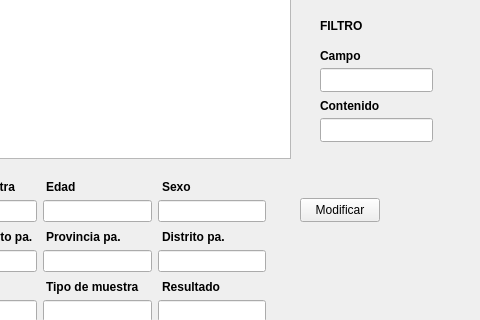
Mario-Chura/TO_Tabajo_Final_Grupo6_Tema2, file principal.ui: the form before one commit; both pictures show x 320 to 800 and y 182 to 502 of the 800 by 600 pixel window.
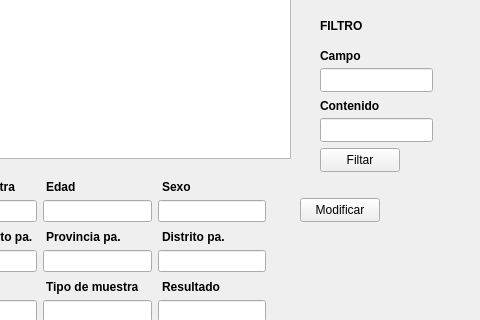
The form after the commit.

Diff of the .ui file:
```diff
--- a/principal.ui
+++ b/principal.ui
@@ -493,6 +493,19 @@
      <string>FILTRO</string>
     </property>
    </widget>
+   <widget class="QPushButton" name="filtar">
+    <property name="geometry">
+     <rect>
+      <x>640</x>
+      <y>330</y>
+      <width>80</width>
+      <height>24</height>
+     </rect>
+    </property>
+    <property name="text">
+     <string>Filtar</string>
+    </property>
+   </widget>
   </widget>
   <widget class="QMenuBar" name="menubar">
    <property name="geometry">
```
